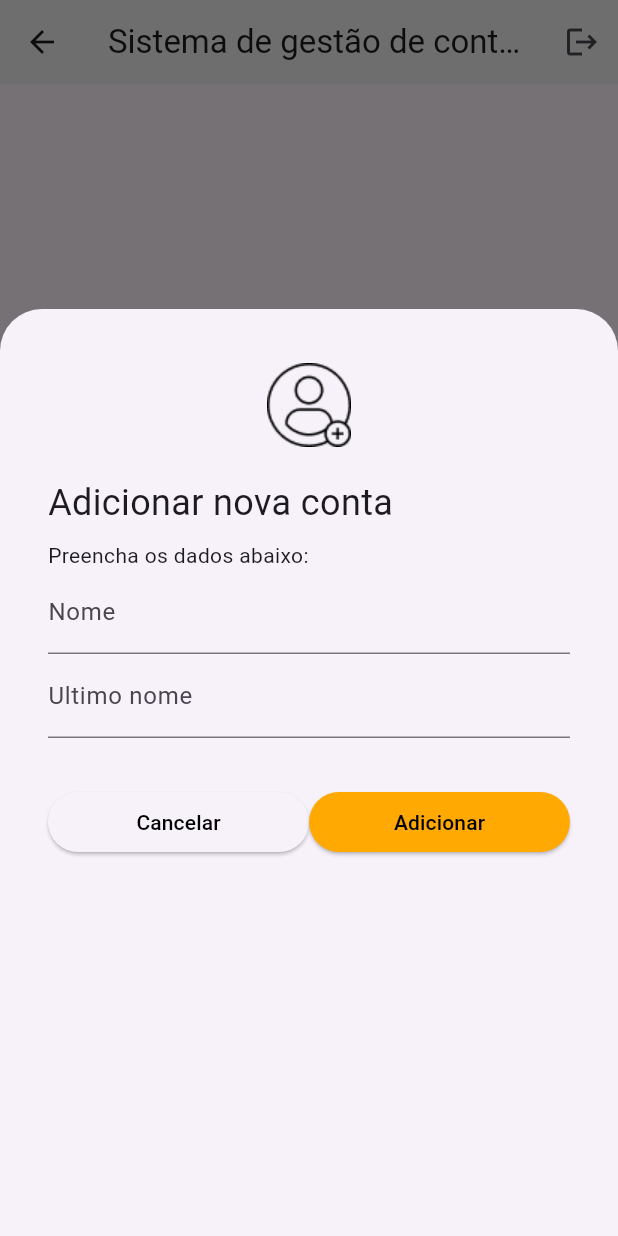
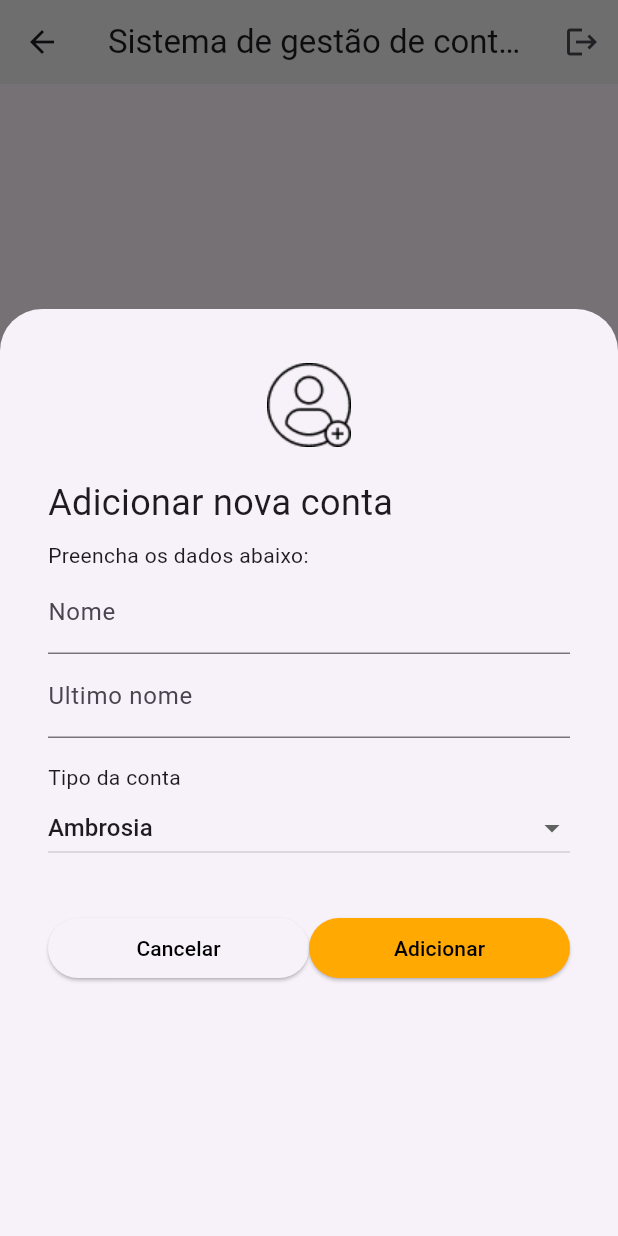
Before and after one commit to leonardo-silva/flutter-banco-douro, a Flutter app: the HomeScreen screen opened by its route, after a tap on the "add" icon, on a phone screen of 412 x 824 dp. Run offline on Flutter 3.47's test engine with Material 3 defaults, Android fonts, the phone set to English and light mode, and no system bars; network calls fail.

Commit message:
feat: adding a DropdownButton for the account types

```diff
--- a/lib/ui/widgets/add_account_modal.dart
+++ b/lib/ui/widgets/add_account_modal.dart
@@ -1,8 +1,16 @@
 import 'package:flutter/material.dart';
 import 'package:flutter_banco_douro/ui/styles/colors.dart';
 
-class AddAccountModal extends StatelessWidget {
+class AddAccountModal extends StatefulWidget {
+  // It was necessary to change this widget para Stateful after the creation of _accountType, because now it has a state that changes.
   const AddAccountModal({super.key});
+
+  @override
+  State<AddAccountModal> createState() => _AddAccountModalState();
+}
+
+class _AddAccountModalState extends State<AddAccountModal> {
+  String _accountType = "AMBROSIA";
 
   @override
   Widget build(BuildContext context) {
@@ -42,6 +50,29 @@ class AddAccountModal extends StatelessWidget {
             TextFormField(
               decoration: InputDecoration(label: Text("Ultimo nome")),
             ),
+            SizedBox(height: 16),
+            Text("Tipo da conta"),
+            DropdownButton<String>(
+              value: _accountType,
+              isExpanded:
+                  true, // to make the little arrow of the dropdown to go to the end, not next to the value
+              items: [
+                DropdownMenuItem(value: "AMBROSIA", child: Text("Ambrosia")),
+                DropdownMenuItem(value: "CANJICA", child: Text("Canjica")),
+                DropdownMenuItem(value: "PUDIM", child: Text("Pudim")),
+                DropdownMenuItem(
+                  value: "BRIGADEIRO",
+                  child: Text("Brigadeiro"),
+                ),
+              ],
+              onChanged: (newValue) {
+                if (newValue != null) {
+                  setState(() {
+                    _accountType = newValue;
+                  });
+                }
+              },
+            ),
             SizedBox(height: 32),
             Row(
               children: [
```
